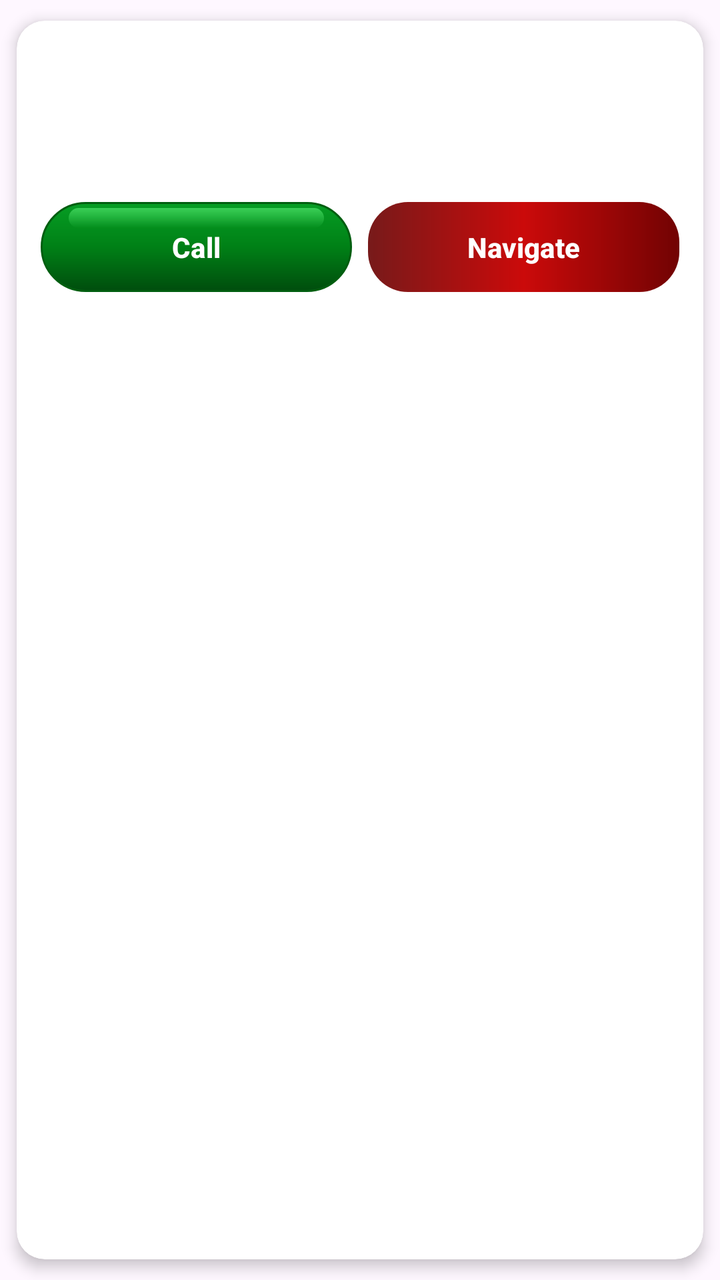
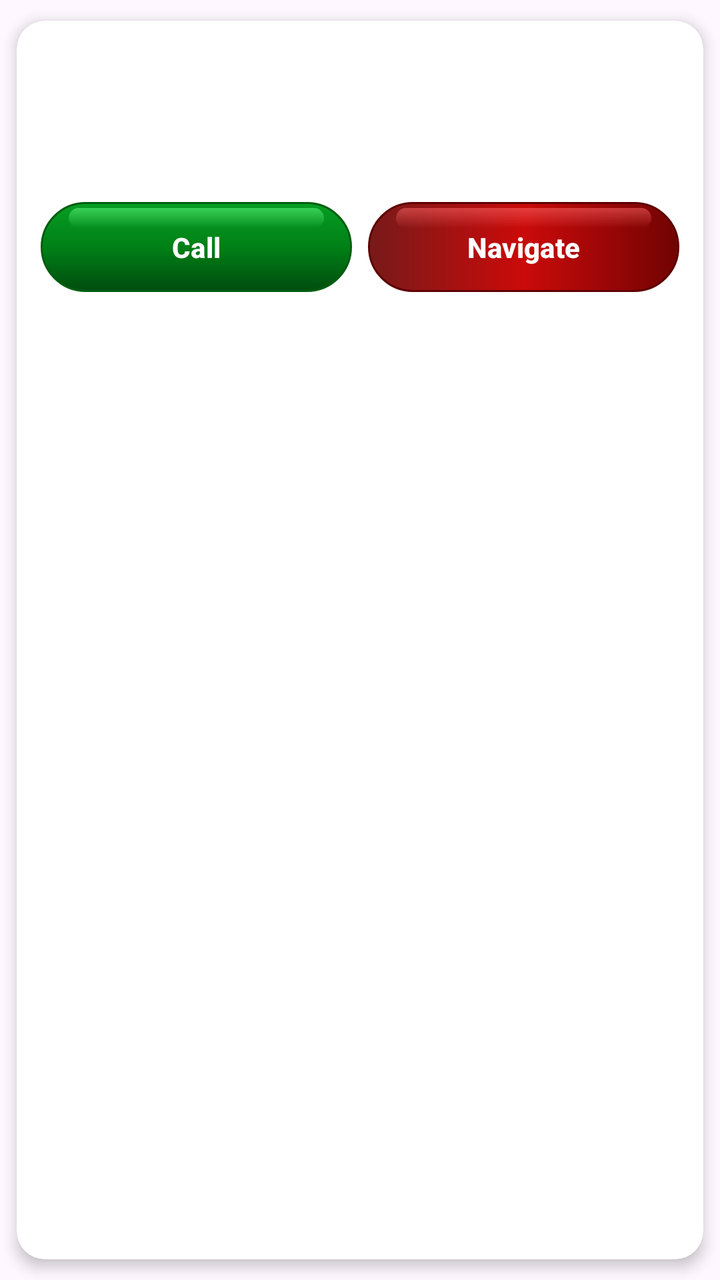

Two renders of the same Android screen: before a commit and after it. Below are the layout's source before the change and the commit's diff.
<!-- AndroidManifest.xml: application theme Theme.RoadSideAssistance -->
<!-- res/layout/item_garage_service.xml -->
<?xml version="1.0" encoding="utf-8"?>
<androidx.cardview.widget.CardView xmlns:android="http://schemas.android.com/apk/res/android"
    xmlns:app="http://schemas.android.com/apk/res-auto"
    android:layout_width="match_parent"
    android:layout_height="wrap_content"
    android:layout_marginBottom="8dp"
    app:cardCornerRadius="14dp"
    app:cardElevation="4dp"
    app:cardUseCompatPadding="true">

    <LinearLayout
        android:layout_width="match_parent"
        android:layout_height="wrap_content"
        android:orientation="vertical"
        android:padding="12dp">

        <TextView
            android:id="@+id/tvGarageName"
            android:layout_width="match_parent"
            android:layout_height="wrap_content"
            android:ellipsize="end"
            android:maxLines="1"
            android:textColor="?android:attr/textColorPrimary"
            android:textSize="17sp"
            android:textStyle="bold" />

        <TextView
            android:id="@+id/tvGarageAddress"
            android:layout_width="match_parent"
            android:layout_height="wrap_content"
            android:layout_marginTop="6dp"
            android:maxLines="2"
            android:textColor="?android:attr/textColorSecondary"
            android:textSize="12sp" />

        <TextView
            android:id="@+id/tvGaragePhone"
            android:layout_width="match_parent"
            android:layout_height="wrap_content"
            android:layout_marginTop="6dp"
            android:layout_marginBottom="10dp"
            android:textColor="?android:attr/textColorSecondary"
            android:textSize="13sp" />

        <LinearLayout
            android:layout_width="match_parent"
            android:layout_height="wrap_content"
            android:gravity="center_vertical"
            android:orientation="horizontal">

            <Button
                android:id="@+id/btnGarageCall"
                android:layout_width="0dp"
                android:layout_height="45dp"
                android:layout_weight="1"
                android:background="@drawable/bg_login_btn"
                android:text="Call"
                android:textStyle="bold"
                android:textAllCaps="false"
                android:textColor="#FFFFFF"
                app:backgroundTint="@null" />

            <Button
                android:id="@+id/btnGarageNavigate"
                android:layout_width="0dp"
                android:layout_height="45dp"
                android:layout_marginStart="8dp"
                android:layout_weight="1"
                android:background="@drawable/bg_signup_btn"
                android:text="Navigate"
                android:textStyle="bold"
                android:textAllCaps="false"
                android:textColor="#FFFFFF"
                app:backgroundTint="@null" />

        </LinearLayout>

    </LinearLayout>

</androidx.cardview.widget.CardView>
<!-- resources referenced by this layout -->
<resources>
  <!-- drawable bg_login_btn (drawable) -->
  <?xml version="1.0" encoding="utf-8"?>
  <layer-list xmlns:android="http://schemas.android.com/apk/res/android">
  
      
      <item>
          <shape android:shape="rectangle">
              <corners android:radius="100dp" />
              <gradient
                  android:angle="270"
                  android:startColor="#069E24"
                  android:centerColor="#008016"
                  android:endColor="#004D0D" />
              <stroke
                  android:width="1dp"
                  android:color="#005E10" />
          </shape>
      </item>
  
      
      <item
          android:top="6dp"
          android:bottom="6dp"
          android:left="6dp"
          android:right="6dp">
          <shape android:shape="rectangle">
              <corners android:radius="100dp" />
              <stroke
                  android:width="0dp"
                  android:color="#4088FF9E" />
          </shape>
      </item>
  
      
      <item
          android:top="3dp"
          android:bottom="32dp"
          android:left="14dp"
          android:right="14dp">
          <shape android:shape="rectangle">
              <corners android:radius="100dp" />
              <gradient
                  android:angle="270"
                  android:startColor="#8569FF85"
                  android:endColor="#0069FF85" />
          </shape>
      </item>
  
  </layer-list>
  
  
  
  
  
  
  
  
  
  
  
  
  
  
  
  
  
  
  
  
  
  
  
  
  
  
  
  
  
      
  
  
  
  
  
  
  
  
  
  
  
  
  
  
  
  
  
  
  
  
  
  
  
  
  
  
  
  
  
  
  
  
  
  
  
  
  
  <!-- drawable bg_signup_btn (drawable) -->
  <?xml version="1.0" encoding="utf-8"?>
  <shape xmlns:android="http://schemas.android.com/apk/res/android"
      android:shape="rectangle">
  
      <gradient
          android:startColor="#771A1A"
          android:centerColor="#CB0A0A"
          android:endColor="#710303"
          android:angle="0"
          android:type="linear" />
  
      <corners android:radius="20dp" />
  
  </shape>
  <style name="Theme.RoadSideAssistance" parent="Base.Theme.RoadSideAssistance" />
  <style name="Base.Theme.RoadSideAssistance" parent="Theme.Material3.DayNight.NoActionBar">
  
          <item name="colorPrimary">#14F500</item>
          <item name="colorSecondary">#14F500</item>
          <item name="colorControlActivated">#14F500</item>
  
      </style>
</resources>

<!-- the commit's change to res/layout/item_garage_service.xml (unified diff, before → after) -->
@@ -3,6 +3,7 @@
     xmlns:app="http://schemas.android.com/apk/res-auto"
     android:layout_width="match_parent"
     android:layout_height="wrap_content"
+    android:fitsSystemWindows="true"
     android:layout_marginBottom="8dp"
     app:cardCornerRadius="14dp"
     app:cardElevation="4dp"
<!-- resource entries referenced after the edit -->
@@ -118,19 +118,88 @@
   
   <!-- drawable bg_signup_btn (drawable) -->
   <?xml version="1.0" encoding="utf-8"?>
-  <shape xmlns:android="http://schemas.android.com/apk/res/android"
-      android:shape="rectangle">
-  
-      <gradient
-          android:startColor="#771A1A"
-          android:centerColor="#CB0A0A"
-          android:endColor="#710303"
-          android:angle="0"
-          android:type="linear" />
-  
-      <corners android:radius="20dp" />
-  
-  </shape>
+  <layer-list xmlns:android="http://schemas.android.com/apk/res/android">
+  
+      
+      <item>
+          <shape android:shape="rectangle">
+              <corners android:radius="100dp" />
+              <gradient
+                  android:angle="0"
+                  android:type="linear"
+                  android:startColor="#771A1A"
+                  android:centerColor="#CB0A0A"
+                  android:endColor="#710303" />
+              <stroke
+                  android:width="1dp"
+                  android:color="#5E0000" />
+          </shape>
+      </item>
+  
+      
+      <item
+          android:top="6dp"
+          android:bottom="6dp"
+          android:left="6dp"
+          android:right="6dp">
+          <shape android:shape="rectangle">
+              <corners android:radius="100dp" />
+              <stroke
+                  android:width="0dp"
+                  android:color="#40FF8888" />
+          </shape>
+      </item>
+  
+      
+      <item
+          android:top="3dp"
+          android:bottom="32dp"
+          android:left="14dp"
+          android:right="14dp">
+          <shape android:shape="rectangle">
+              <corners android:radius="100dp" />
+              <gradient
+                  android:angle="270"
+                  android:startColor="#85FF6969"
+                  android:endColor="#00FF6969" />
+          </shape>
+      </item>
+  
+  </layer-list>
+  
+  
+  
+  
+  
+  
+  
+  
+  
+  
+  
+  
+  
+  
+  
+  
+  
+  
+  
+  
+  
+  
+  
+  
+  
+  
+  
+  
+  
+  
+  
+  
+  
+  
   <style name="Theme.RoadSideAssistance" parent="Base.Theme.RoadSideAssistance" />
   <style name="Base.Theme.RoadSideAssistance" parent="Theme.Material3.DayNight.NoActionBar">
   
